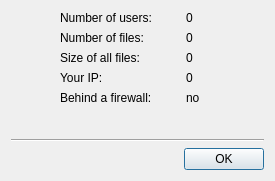
Before: the Qt Designer form juicer/src/networkdialogbase.ui in applejuicenetz/gui-juicer, drawn with Qt 5.
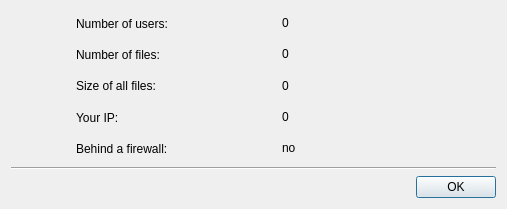
After: the same form once the commit is applied.

Commit message: fixed networkinfo-dialog and made some translations

The edit to the form file:
```diff
--- a/juicer/src/networkdialogbase.ui
+++ b/juicer/src/networkdialogbase.ui
@@ -5,8 +5,8 @@
    <rect>
     <x>0</x>
     <y>0</y>
-    <width>265</width>
-    <height>181</height>
+    <width>507</width>
+    <height>209</height>
    </rect>
   </property>
   <property name="windowTitle" >
@@ -14,6 +14,8 @@
   </property>
   <layout class="QGridLayout" name="gridLayout" >
    <item row="0" column="0" >
+    <layout class="QHBoxLayout" name="horizontalLayout_6" >
+     <item>
     <spacer name="horizontalSpacer_2" >
      <property name="orientation" >
       <enum>Qt::Horizontal</enum>
@@ -23,33 +25,33 @@
      </property>
      <property name="sizeHint" stdset="0" >
       <size>
-       <width>43</width>
+         <width>20</width>
        <height>20</height>
       </size>
      </property>
     </spacer>
    </item>
-   <item row="0" column="1" colspan="2" >
+     <item>
     <layout class="QVBoxLayout" name="verticalLayout" >
      <item>
       <layout class="QHBoxLayout" name="horizontalLayout" >
        <item>
         <widget class="QLabel" name="label" >
          <property name="sizePolicy" >
-          <sizepolicy vsizetype="Preferred" hsizetype="Fixed" >
+            <sizepolicy vsizetype="Expanding" hsizetype="Fixed" >
            <horstretch>0</horstretch>
            <verstretch>0</verstretch>
           </sizepolicy>
          </property>
          <property name="minimumSize" >
           <size>
-           <width>120</width>
+             <width>200</width>
            <height>0</height>
           </size>
          </property>
          <property name="maximumSize" >
           <size>
-           <width>120</width>
+             <width>16777215</width>
            <height>16777215</height>
           </size>
          </property>
@@ -60,9 +62,15 @@
        </item>
        <item>
         <widget class="QLabel" name="usersLabel" >
+           <property name="sizePolicy" >
+            <sizepolicy vsizetype="Fixed" hsizetype="Preferred" >
+             <horstretch>0</horstretch>
+             <verstretch>0</verstretch>
+            </sizepolicy>
+           </property>
          <property name="minimumSize" >
           <size>
-           <width>30</width>
+             <width>150</width>
            <height>0</height>
           </size>
          </property>
@@ -78,20 +86,20 @@
        <item>
         <widget class="QLabel" name="label_2" >
          <property name="sizePolicy" >
-          <sizepolicy vsizetype="Preferred" hsizetype="Fixed" >
+            <sizepolicy vsizetype="Expanding" hsizetype="Fixed" >
            <horstretch>0</horstretch>
            <verstretch>0</verstretch>
           </sizepolicy>
          </property>
          <property name="minimumSize" >
           <size>
-           <width>120</width>
+             <width>200</width>
            <height>0</height>
           </size>
          </property>
          <property name="maximumSize" >
           <size>
-           <width>120</width>
+             <width>16777215</width>
            <height>16777215</height>
           </size>
          </property>
@@ -102,9 +110,15 @@
        </item>
        <item>
         <widget class="QLabel" name="filesLabel" >
+           <property name="sizePolicy" >
+            <sizepolicy vsizetype="Fixed" hsizetype="Preferred" >
+             <horstretch>0</horstretch>
+             <verstretch>0</verstretch>
+            </sizepolicy>
+           </property>
          <property name="minimumSize" >
           <size>
-           <width>30</width>
+             <width>150</width>
            <height>0</height>
           </size>
          </property>
@@ -120,20 +134,20 @@
        <item>
         <widget class="QLabel" name="label_3" >
          <property name="sizePolicy" >
-          <sizepolicy vsizetype="Preferred" hsizetype="Fixed" >
+            <sizepolicy vsizetype="Expanding" hsizetype="Fixed" >
            <horstretch>0</horstretch>
            <verstretch>0</verstretch>
           </sizepolicy>
          </property>
          <property name="minimumSize" >
           <size>
-           <width>120</width>
+             <width>200</width>
            <height>0</height>
           </size>
          </property>
          <property name="maximumSize" >
           <size>
-           <width>120</width>
+             <width>16777215</width>
            <height>16777215</height>
           </size>
          </property>
@@ -144,9 +158,15 @@
        </item>
        <item>
         <widget class="QLabel" name="sizeLabel" >
+           <property name="sizePolicy" >
+            <sizepolicy vsizetype="Fixed" hsizetype="Preferred" >
+             <horstretch>0</horstretch>
+             <verstretch>0</verstretch>
+            </sizepolicy>
+           </property>
          <property name="minimumSize" >
           <size>
-           <width>30</width>
+             <width>150</width>
            <height>0</height>
           </size>
          </property>
@@ -162,20 +182,20 @@
        <item>
         <widget class="QLabel" name="label_4" >
          <property name="sizePolicy" >
-          <sizepolicy vsizetype="Preferred" hsizetype="Fixed" >
+            <sizepolicy vsizetype="Expanding" hsizetype="Fixed" >
            <horstretch>0</horstretch>
            <verstretch>0</verstretch>
           </sizepolicy>
          </property>
          <property name="minimumSize" >
           <size>
-           <width>120</width>
+             <width>200</width>
            <height>0</height>
           </size>
          </property>
          <property name="maximumSize" >
           <size>
-           <width>120</width>
+             <width>16777215</width>
            <height>16777215</height>
           </size>
          </property>
@@ -187,14 +207,14 @@
        <item>
         <widget class="QLabel" name="ipLabel" >
          <property name="sizePolicy" >
-          <sizepolicy vsizetype="Preferred" hsizetype="Maximum" >
+            <sizepolicy vsizetype="Fixed" hsizetype="Preferred" >
            <horstretch>0</horstretch>
            <verstretch>0</verstretch>
           </sizepolicy>
          </property>
          <property name="minimumSize" >
           <size>
-           <width>30</width>
+             <width>150</width>
            <height>0</height>
           </size>
          </property>
@@ -210,20 +230,20 @@
        <item>
         <widget class="QLabel" name="label_5" >
          <property name="sizePolicy" >
-          <sizepolicy vsizetype="Preferred" hsizetype="Fixed" >
+            <sizepolicy vsizetype="Expanding" hsizetype="Fixed" >
            <horstretch>0</horstretch>
            <verstretch>0</verstretch>
           </sizepolicy>
          </property>
          <property name="minimumSize" >
           <size>
-           <width>120</width>
+             <width>200</width>
            <height>0</height>
           </size>
          </property>
          <property name="maximumSize" >
           <size>
-           <width>120</width>
+             <width>16777215</width>
            <height>16777215</height>
           </size>
          </property>
@@ -234,9 +254,15 @@
        </item>
        <item>
         <widget class="QLabel" name="firewalledLabel" >
+           <property name="sizePolicy" >
+            <sizepolicy vsizetype="Fixed" hsizetype="Preferred" >
+             <horstretch>0</horstretch>
+             <verstretch>0</verstretch>
+            </sizepolicy>
+           </property>
          <property name="minimumSize" >
           <size>
-           <width>30</width>
+             <width>150</width>
            <height>0</height>
           </size>
          </property>
@@ -249,7 +275,7 @@
      </item>
     </layout>
    </item>
-   <item row="0" column="3" >
+     <item>
     <spacer name="horizontalSpacer" >
      <property name="orientation" >
       <enum>Qt::Horizontal</enum>
@@ -259,13 +285,15 @@
      </property>
      <property name="sizeHint" stdset="0" >
       <size>
-       <width>42</width>
+         <width>20</width>
        <height>20</height>
       </size>
      </property>
     </spacer>
    </item>
-   <item rowspan="2" row="1" column="0" colspan="4" >
+    </layout>
+   </item>
+   <item row="1" column="0" >
     <widget class="Line" name="line" >
      <property name="sizePolicy" >
       <sizepolicy vsizetype="Fixed" hsizetype="Expanding" >
@@ -278,7 +306,7 @@
      </property>
     </widget>
    </item>
-   <item row="2" column="2" colspan="2" >
+   <item row="2" column="0" >
     <widget class="QDialogButtonBox" name="buttonBox" >
      <property name="orientation" >
       <enum>Qt::Horizontal</enum>
```
Lines whose indentation alone changed are shown as unchanged. The commit also changes 3 other files.
